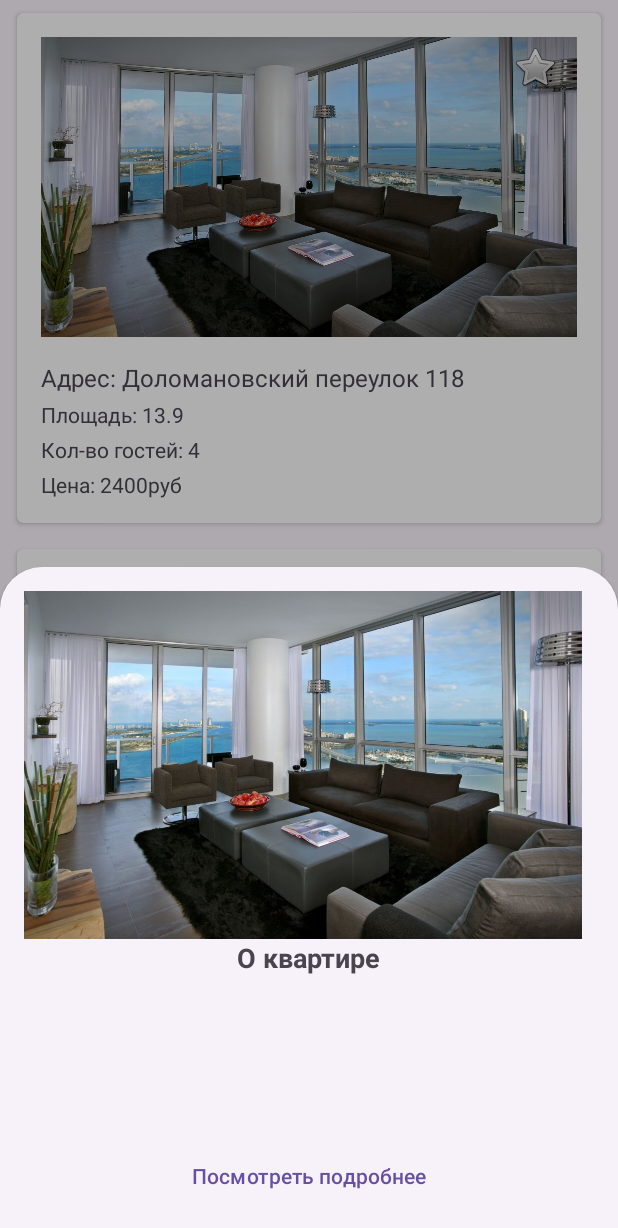
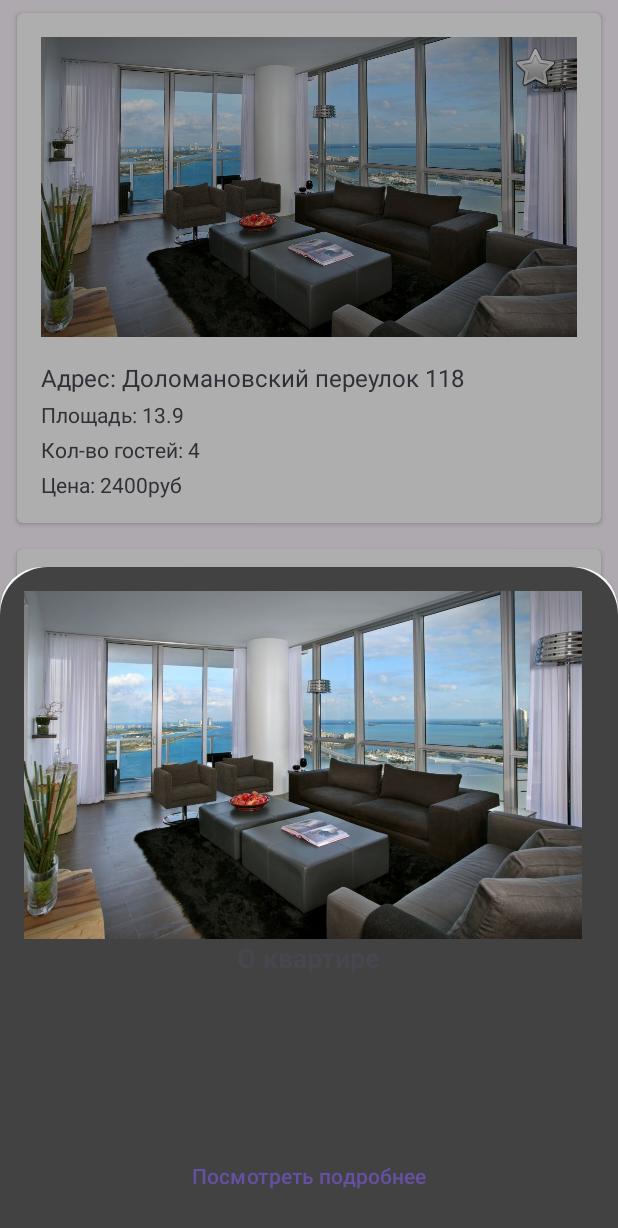
Before and after one commit to Fiitovec99/HATA.RU, an Android app: the FlatBottomSheetFragment screen opened through its navigation route, on a phone screen of 412 x 824 dp. Shown: the top 1228 px of the screen. Run offline under Robolectric (Android 15) with nearby library versions, the phone set to English and light mode, and no system bars; our stand-ins replace navigation-ui; libraries missing offline, so code that uses them is left out: com.yandex.mapkit; 7 statements that could not run were skipped.

Commit message:
made corners rouned

```diff
--- /dev/null
+++ b/app/src/main/res/drawable/rounded_background.xml
@@ -0,0 +1,6 @@
+<shape xmlns:android="http://schemas.android.com/apk/res/android">
+    <corners
+        android:topLeftRadius="32dp"
+        android:topRightRadius="32dp" />
+    <solid android:color="@color/cardview_dark_background"/>
+</shape>
--- a/app/src/main/res/layout/fragment_flat_bottom_sheet.xml
+++ b/app/src/main/res/layout/fragment_flat_bottom_sheet.xml
@@ -4,6 +4,7 @@
     android:layout_width="match_parent"
     android:layout_height="match_parent"
     android:orientation="vertical"
+    android:background="@drawable/rounded_background"
     android:padding="16dp">
 
     <androidx.recyclerview.widget.RecyclerView
```
Also changed, not shown: app/src/main/java/com/example/hataru/presentation/fragments/FlatBottomSheetFragment.kt (+9 -5 lines), app/src/main/java/com/example/hataru/presentation/fragments/MapFragment.kt (+21 -14 lines), app/src/main/res/layout/fragment_map.xml (+7 -2 lines).
